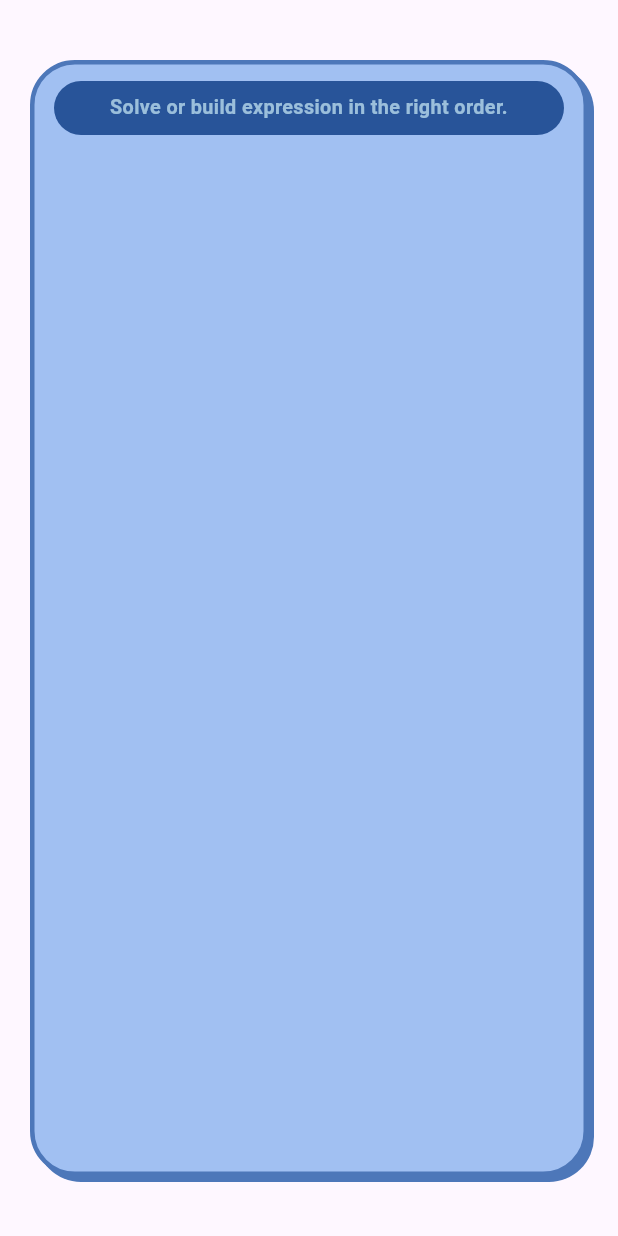
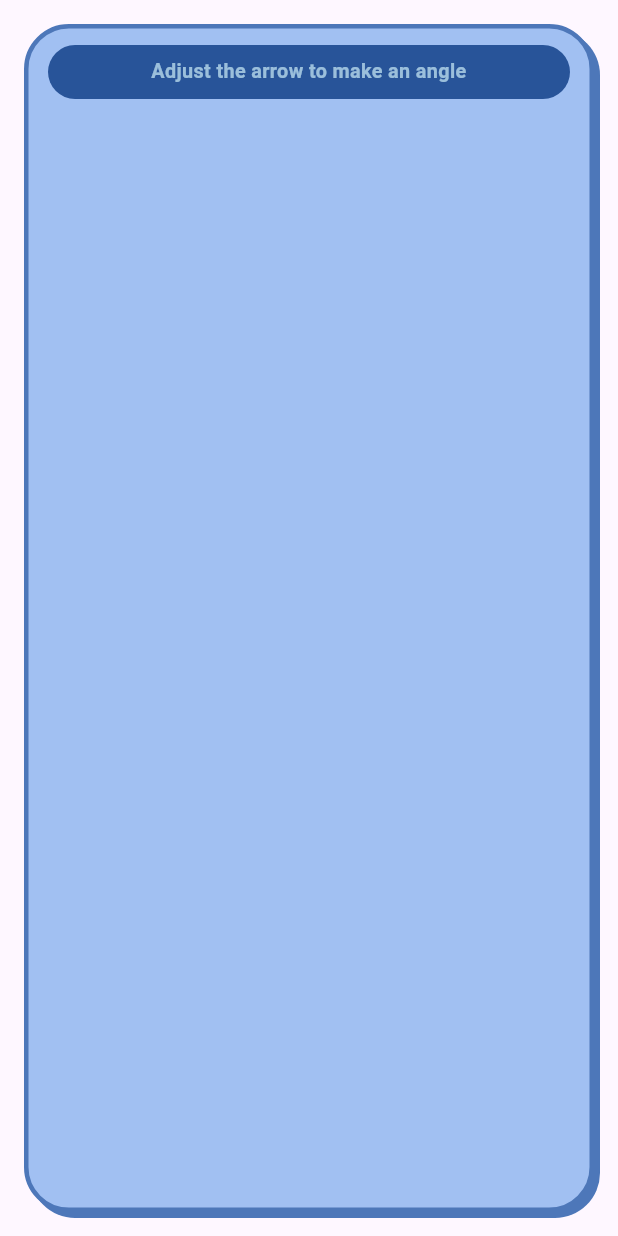
Before and after one commit to Greek-Cp/helper_animation, a Flutter app: the screen it shows after launch, on a phone screen of 412 x 824 dp. Run offline on Flutter 3.47's test engine with Material 3 defaults, Android fonts, the phone set to English and light mode, and no system bars; drawn by our look-alikes of auto_size_text; our stand-ins replace get.

Commit message:
Add margin constant and update HomePage layout
Introduced sizeMarginCardGame in AppSizeMinigame and applied it to the HomePage container margin. Also updated the game instruction text for clarity.

```diff
--- a/example/lib/main.dart
+++ b/example/lib/main.dart
@@ -59,6 +59,9 @@ class _HomePageState extends State<HomePage> {
       body: Center(
         child: Container(
             width: double.infinity,
+            margin: EdgeInsets.symmetric(
+                horizontal: AppSizeMinigame.sizeMarginCardGame,
+                vertical: AppSizeMinigame.sizeMarginCardGame),
             child: Column(
               mainAxisAlignment: MainAxisAlignment.center,
               crossAxisAlignment: CrossAxisAlignment.center,
@@ -66,7 +69,6 @@ class _HomePageState extends State<HomePage> {
               children: [
                 Expanded(
                   child: Container(
-                    margin: EdgeInsets.symmetric(horizontal: 20, vertical: 40),
                     padding: AppSizeMinigame.paddingGlobalMinigame,
                     decoration: ShapeDecoration(
                       color: Color(0xFFA1C0F2),
@@ -87,7 +89,7 @@ class _HomePageState extends State<HomePage> {
                     child: Column(
                       children: [
                         GameInstructionSet(
-                          text: "Solve or build expression in the right order.",
+                          text: "Adjust the arrow to make an angle",
                           textScale: 0.6,
                         ),
                       ],
--- a/lib/constants/app_size.dart
+++ b/lib/constants/app_size.dart
@@ -3,10 +3,12 @@
 import 'package:flutter/material.dart';
 
 class AppSizeMinigame {
-  AppSizeMinigame._(); // private constructor untuk mencegah instansiasi
+  AppSizeMinigame._();
 
   static const double borderRadiusGlobalMinigame = 30.0;
   static const double sizePaddingSymetric = 13.0;
+  static const double sizeMarginCardGame = 16.0;
+
   static const EdgeInsets paddingGlobalMinigame = EdgeInsets.only(
       left: sizePaddingSymetric,
       right: sizePaddingSymetric,
```
